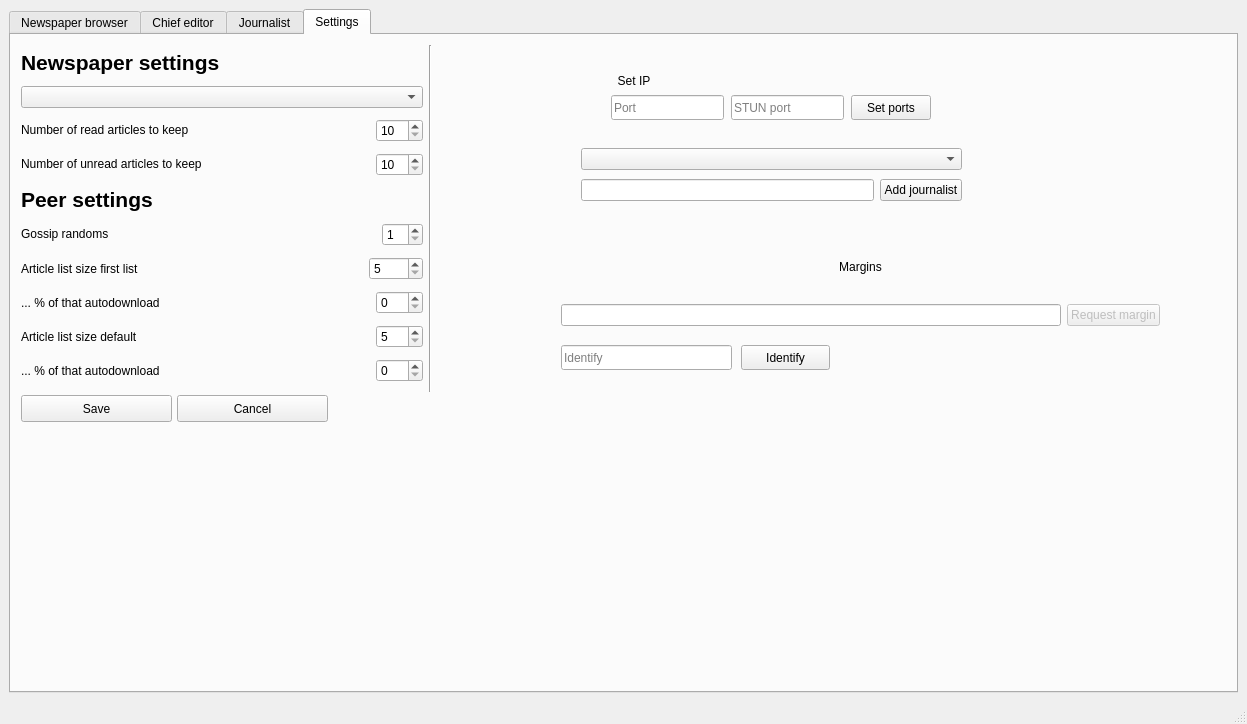
Above: mainwindow.ui from medvecm98/bp_program before the change. Below: the same form after it.
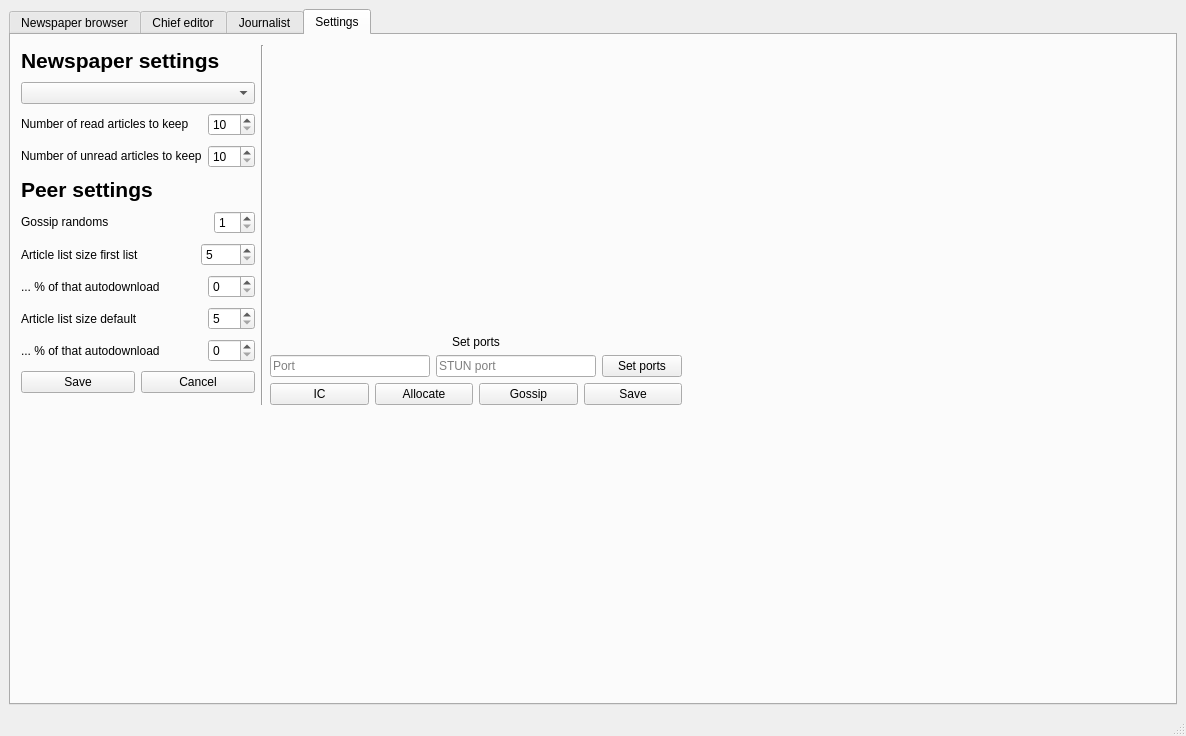
That is the form after the change. The open tabs and pages were chosen to show the change.

The edit to the form file:
```diff
--- a/mainwindow.ui
+++ b/mainwindow.ui
@@ -6,8 +6,8 @@
    <rect>
     <x>0</x>
     <y>0</y>
-    <width>1247</width>
-    <height>724</height>
+    <width>1186</width>
+    <height>736</height>
    </rect>
   </property>
   <property name="windowTitle">
@@ -15,7 +15,7 @@
   </property>
   <widget class="QWidget" name="centralwidget">
    <layout class="QGridLayout" name="gridLayout">
-    <item row="0" column="1">
+    <item row="0" column="0">
      <widget class="QTabWidget" name="tabWidget">
       <property name="currentIndex">
        <number>3</number>
@@ -175,25 +175,7 @@
              </layout>
             </item>
             <item>
-             <layout class="QHBoxLayout" name="horizontalLayout_29">
-              <item>
-               <widget class="QPushButton" name="pushButton_informCoworkers">
-                <property name="text">
-                 <string>IC</string>
-                </property>
-               </widget>
-              </item>
-              <item>
-               <widget class="QDateTimeEdit" name="dateTimeEdit"/>
-              </item>
-              <item>
-               <widget class="QPushButton" name="pushButton_gossip">
-                <property name="text">
-                 <string>Gossip</string>
-                </property>
-               </widget>
-              </item>
-             </layout>
+             <layout class="QHBoxLayout" name="horizontalLayout_29"/>
             </item>
            </layout>
           </item>
@@ -403,70 +385,6 @@
           </item>
          </layout>
         </item>
-        <item>
-         <layout class="QVBoxLayout" name="verticalLayout_9">
-          <item>
-           <widget class="QPushButton" name="pushButtonFriends">
-            <property name="text">
-             <string>Add friend</string>
-            </property>
-           </widget>
-          </item>
-          <item>
-           <widget class="QLineEdit" name="lineEditFriendID"/>
-          </item>
-          <item>
-           <widget class="QLineEdit" name="lineEditFriends"/>
-          </item>
-          <item>
-           <layout class="QHBoxLayout" name="horizontalLayout_9">
-            <item>
-             <layout class="QVBoxLayout" name="verticalLayout_5">
-              <item>
-               <widget class="QPushButton" name="pushButton_load">
-                <property name="text">
-                 <string>Load</string>
-                </property>
-               </widget>
-              </item>
-              <item>
-               <widget class="QPushButton" name="pushButton_testPeer2">
-                <property name="text">
-                 <string>Test Peer 2 create</string>
-                </property>
-               </widget>
-              </item>
-             </layout>
-            </item>
-            <item>
-             <layout class="QVBoxLayout" name="verticalLayout_4">
-              <item>
-               <widget class="QPushButton" name="pushButton_testPeer1">
-                <property name="text">
-                 <string>Test Peer 1 create</string>
-                </property>
-               </widget>
-              </item>
-              <item>
-               <widget class="QPushButton" name="pushButton_save">
-                <property name="text">
-                 <string>Save</string>
-                </property>
-               </widget>
-              </item>
-              <item>
-               <widget class="QPushButton" name="pushButton_loadFromFile">
-                <property name="text">
-                 <string>Load from file</string>
-                </property>
-               </widget>
-              </item>
-             </layout>
-            </item>
-           </layout>
-          </item>
-         </layout>
-        </item>
        </layout>
       </widget>
       <widget class="QWidget" name="tab">
@@ -478,8 +396,8 @@
          <rect>
           <x>10</x>
           <y>10</y>
-          <width>411</width>
-          <height>347</height>
+          <width>661</width>
+          <height>360</height>
          </rect>
         </property>
         <layout class="QHBoxLayout" name="horizontalLayout_15">
@@ -759,6 +677,24 @@
              </item>
             </layout>
            </item>
+           <item>
+            <layout class="QHBoxLayout" name="horizontalLayout_2">
+             <item>
+              <widget class="QPushButton" name="pushButton_config_save">
+               <property name="text">
+                <string>Save</string>
+               </property>
+              </widget>
+             </item>
+             <item>
+              <widget class="QPushButton" name="pushButton_config_cancel">
+               <property name="text">
+                <string>Cancel</string>
+               </property>
+              </widget>
+             </item>
+            </layout>
+           </item>
           </layout>
          </item>
          <item>
@@ -768,194 +704,92 @@
            </property>
           </widget>
          </item>
-        </layout>
-       </widget>
-       <widget class="QPushButton" name="pushButton_config_save">
-        <property name="geometry">
-         <rect>
-          <x>10</x>
-          <y>360</y>
-          <width>151</width>
-          <height>27</height>
-         </rect>
-        </property>
-        <property name="text">
-         <string>Save</string>
-        </property>
-       </widget>
-       <widget class="QPushButton" name="pushButton_config_cancel">
-        <property name="geometry">
-         <rect>
-          <x>166</x>
-          <y>360</y>
-          <width>151</width>
-          <height>27</height>
-         </rect>
-        </property>
-        <property name="text">
-         <string>Cancel</string>
-        </property>
-       </widget>
-       <widget class="QWidget" name="layoutWidget_2">
-        <property name="geometry">
-         <rect>
-          <x>570</x>
-          <y>110</y>
-          <width>381</width>
-          <height>29</height>
-         </rect>
-        </property>
-        <layout class="QHBoxLayout" name="horizontalLayout" stretch="7">
          <item>
-          <widget class="QComboBox" name="comboBox_interfacs"/>
-         </item>
-        </layout>
-       </widget>
-       <widget class="QWidget" name="layoutWidget_3">
-        <property name="geometry">
-         <rect>
-          <x>570</x>
-          <y>140</y>
-          <width>381</width>
-          <height>30</height>
-         </rect>
-        </property>
-        <layout class="QHBoxLayout" name="horizontalLayout_3">
-         <item>
-          <widget class="QLineEdit" name="lineEdit_addJournalist"/>
-         </item>
-         <item>
-          <widget class="QPushButton" name="pushButton_addJournalist">
-           <property name="text">
-            <string>Add journalist</string>
-           </property>
-          </widget>
-         </item>
-        </layout>
-       </widget>
-       <widget class="QLabel" name="label_2">
-        <property name="geometry">
-         <rect>
-          <x>570</x>
-          <y>30</y>
-          <width>106</width>
-          <height>31</height>
-         </rect>
-        </property>
-        <property name="text">
-         <string>Set IP</string>
-        </property>
-        <property name="alignment">
-         <set>Qt::AlignCenter</set>
-        </property>
-       </widget>
-       <widget class="QWidget" name="layoutWidget_4">
-        <property name="geometry">
-         <rect>
-          <x>550</x>
-          <y>200</y>
-          <width>599</width>
-          <height>91</height>
-         </rect>
-        </property>
-        <layout class="QVBoxLayout" name="verticalLayout_3">
-         <item>
-          <widget class="QLabel" name="label_4">
-           <property name="text">
-            <string>Margins</string>
-           </property>
-           <property name="alignment">
-            <set>Qt::AlignCenter</set>
-           </property>
-          </widget>
-         </item>
-         <item>
-          <layout class="QHBoxLayout" name="horizontalLayout_8"/>
-         </item>
-         <item>
-          <layout class="QHBoxLayout" name="horizontalLayout_2">
+          <layout class="QVBoxLayout" name="verticalLayout_3">
            <item>
-            <widget class="QLineEdit" name="lineEdit_margin"/>
+            <spacer name="verticalSpacer">
+             <property name="orientation">
+              <enum>Qt::Vertical</enum>
+             </property>
+             <property name="sizeHint" stdset="0">
+              <size>
+               <width>20</width>
+               <height>40</height>
+              </size>
+             </property>
+            </spacer>
            </item>
            <item>
-            <widget class="QPushButton" name="pushButton">
-             <property name="enabled">
-              <bool>false</bool>
-             </property>
+            <widget class="QLabel" name="label_2">
              <property name="text">
-              <string>Request margin</string>
+              <string>Set ports</string>
+             </property>
+             <property name="alignment">
+              <set>Qt::AlignCenter</set>
              </property>
             </widget>
            </item>
+           <item>
+            <layout class="QHBoxLayout" name="horizontalLayout">
+             <item>
+              <widget class="QLineEdit" name="lineEdit_np2ps_port">
+               <property name="placeholderText">
+                <string>Port</string>
+               </property>
+              </widget>
+             </item>
+             <item>
+              <widget class="QLineEdit" name="lineEdit_stun_port">
+               <property name="placeholderText">
+                <string>STUN port</string>
+               </property>
+              </widget>
+             </item>
+             <item>
+              <widget class="QPushButton" name="pushButton_set_ip">
+               <property name="text">
+                <string>Set ports</string>
+               </property>
+              </widget>
+             </item>
+            </layout>
+           </item>
+           <item>
+            <layout class="QHBoxLayout" name="horizontalLayout_3">
+             <item>
+              <widget class="QPushButton" name="pushButton_informCoworkers">
+               <property name="text">
+                <string>IC</string>
+               </property>
+              </widget>
+             </item>
+             <item>
+              <widget class="QPushButton" name="pushButton_allocate">
+               <property name="text">
+                <string>Allocate</string>
+               </property>
+              </widget>
+             </item>
+             <item>
+              <widget class="QPushButton" name="pushButton_gossip">
+               <property name="text">
+                <string>Gossip</string>
+               </property>
+              </widget>
+             </item>
+             <item>
+              <widget class="QPushButton" name="pushButton_save">
+               <property name="text">
+                <string>Save</string>
+               </property>
+              </widget>
+             </item>
+            </layout>
+           </item>
           </layout>
          </item>
         </layout>
        </widget>
-       <widget class="QLineEdit" name="lineEdit_custom_identify">
-        <property name="geometry">
-         <rect>
-          <x>550</x>
-          <y>310</y>
-          <width>171</width>
-          <height>25</height>
-         </rect>
-        </property>
-        <property name="placeholderText">
-         <string>Identify</string>
-        </property>
-       </widget>
-       <widget class="QPushButton" name="pushButton_2">
-        <property name="geometry">
-         <rect>
-          <x>730</x>
-          <y>310</y>
-          <width>89</width>
-          <height>25</height>
-         </rect>
-        </property>
-        <property name="text">
-         <string>Identify</string>
-        </property>
-       </widget>
-       <widget class="QLineEdit" name="lineEdit_np2ps_port">
-        <property name="geometry">
-         <rect>
-          <x>600</x>
-          <y>60</y>
-          <width>113</width>
-          <height>25</height>
-         </rect>
-        </property>
-        <property name="placeholderText">
-         <string>Port</string>
-        </property>
-       </widget>
-       <widget class="QLineEdit" name="lineEdit_stun_port">
-        <property name="geometry">
-         <rect>
-          <x>720</x>
-          <y>60</y>
-          <width>113</width>
-          <height>25</height>
-         </rect>
-        </property>
-        <property name="placeholderText">
-         <string>STUN port</string>
-        </property>
-       </widget>
-       <widget class="QPushButton" name="pushButton_set_ip">
-        <property name="geometry">
-         <rect>
-          <x>840</x>
-          <y>60</y>
-          <width>80</width>
-          <height>25</height>
-         </rect>
-        </property>
-        <property name="text">
-         <string>Set ports</string>
-        </property>
-       </widget>
       </widget>
      </widget>
     </item>
```
Left out of the diff: 228 changed lines with no effect on the pictures.
